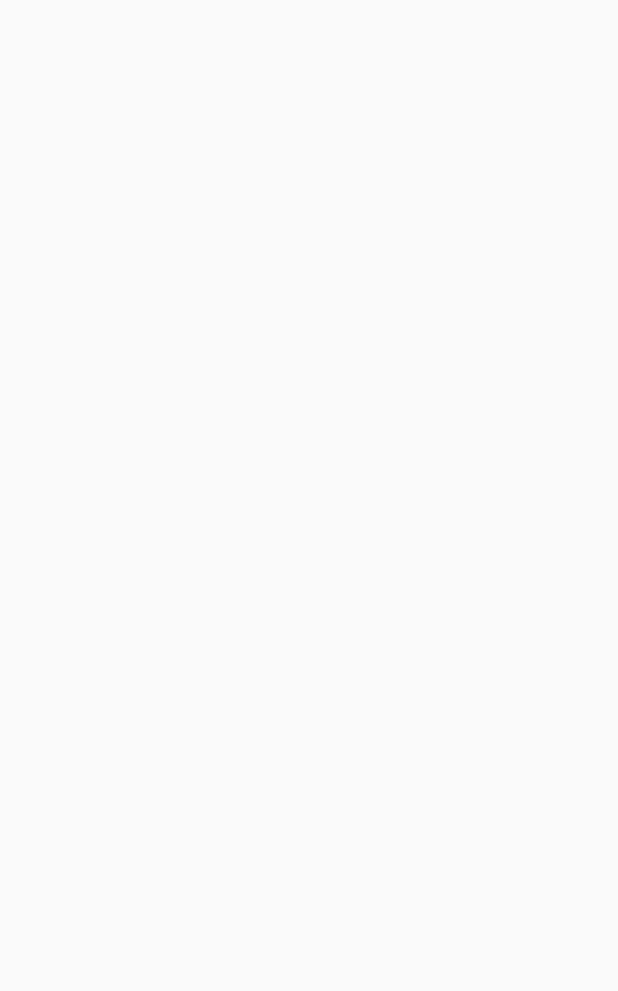
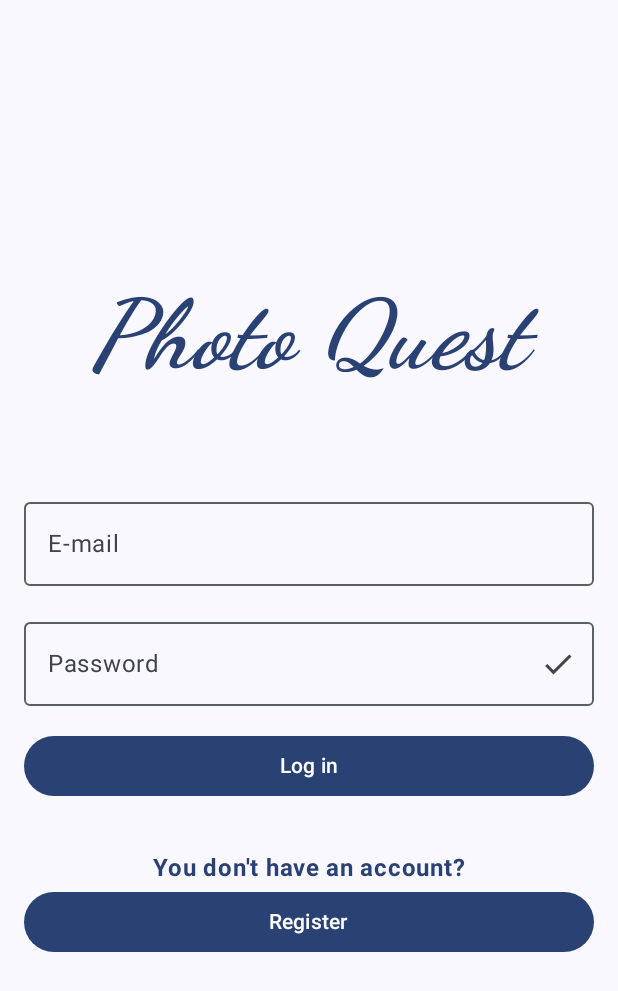
Before and after one commit to Mihajlo-Milanovic/PhotoQuest, an Android app built with Jetpack Compose: the screen it shows after launch (MainActivity), on a phone screen of 412 x 824 dp. Before the commit the part shown is empty. Shown: the top 991 px of the screen. Run offline under Robolectric (Android 15) with nearby library versions, the phone set to English and light mode, and no system bars.

Commit message:
Dodate data klase User i Picture, zapocet LogInScreen

```diff
--- a/app/build.gradle.kts
+++ b/app/build.gradle.kts
@@ -61,11 +61,15 @@ dependencies {
     implementation(libs.androidx.ui.tooling.preview)
     implementation(libs.androidx.material3)
     implementation(libs.firebase.auth)
+    implementation(libs.firebase.firestore)
+
     testImplementation(libs.junit)
+
     androidTestImplementation(libs.androidx.junit)
     androidTestImplementation(libs.androidx.espresso.core)
     androidTestImplementation(platform(libs.androidx.compose.bom))
     androidTestImplementation(libs.androidx.ui.test.junit4)
+
     debugImplementation(libs.androidx.ui.tooling)
     debugImplementation(libs.androidx.ui.test.manifest)
 }
--- a/app/src/main/java/com/example/photoquest/MainActivity.kt
+++ b/app/src/main/java/com/example/photoquest/MainActivity.kt
@@ -1,35 +1,38 @@
 package com.example.photoquest
 
+import android.content.Context
 import android.os.Bundle
+import android.widget.Toast
 import androidx.activity.ComponentActivity
 import androidx.activity.compose.setContent
 import androidx.activity.enableEdgeToEdge
-import androidx.compose.foundation.layout.fillMaxSize
-import androidx.compose.foundation.layout.padding
-import androidx.compose.material3.Button
-import androidx.compose.material3.Scaffold
-import androidx.compose.material3.Text
 import androidx.compose.runtime.Composable
-import androidx.compose.ui.Modifier
+import androidx.compose.ui.res.stringResource
 import androidx.compose.ui.tooling.preview.Preview
+import com.example.photoquest.ui.screens.logIn.LogInScreen
+import com.example.photoquest.ui.screens.logIn.LoginScreenPreview
 import com.example.photoquest.ui.theme.PhotoQuestTheme
 
-class MainActivity : ComponentActivity() {
+class MainActivity() : ComponentActivity() {
+
     override fun onCreate(savedInstanceState: Bundle?) {
         super.onCreate(savedInstanceState)
         enableEdgeToEdge()
+
         setContent {
             PhotoQuestTheme {
-
+                LogInScreen()
             }
         }
     }
 }
 
-@Preview(showBackground = true)
+
+
+@Preview(showBackground = true, showSystemUi = true)
 @Composable
 fun GreetingPreview() {
     PhotoQuestTheme {
-
+        LogInScreen()
     }
 }
--- /dev/null
+++ b/app/src/main/java/com/example/photoquest/ui/screens/logIn/LogInScreen.kt
@@ -0,0 +1,154 @@
+package com.example.photoquest.ui.screens.logIn
+
+import androidx.compose.foundation.layout.Arrangement
+import androidx.compose.foundation.layout.Spacer
+import androidx.compose.foundation.layout.fillMaxSize
+import androidx.compose.foundation.layout.fillMaxWidth
+import androidx.compose.foundation.layout.height
+import androidx.compose.foundation.layout.padding
+import androidx.compose.foundation.lazy.LazyColumn
+import androidx.compose.material.icons.Icons
+import androidx.compose.material.icons.filled.Check
+import androidx.compose.material.icons.filled.Warning
+import androidx.compose.material3.Button
+import androidx.compose.material3.Icon
+import androidx.compose.material3.IconButton
+import androidx.compose.material3.MaterialTheme
+import androidx.compose.material3.OutlinedTextField
+import androidx.compose.material3.Surface
+import androidx.compose.material3.Text
+import androidx.compose.runtime.Composable
+import androidx.compose.ui.Alignment
+import androidx.compose.ui.Modifier
+import androidx.compose.ui.platform.LocalContext
+import androidx.compose.ui.res.stringResource
+import androidx.compose.ui.text.font.FontFamily
+import androidx.compose.ui.text.font.FontStyle
+import androidx.compose.ui.text.font.FontWeight
+import androidx.compose.ui.text.input.PasswordVisualTransformation
+import androidx.compose.ui.text.input.VisualTransformation
+import androidx.compose.ui.tooling.preview.Preview
+import androidx.compose.ui.unit.dp
+import androidx.compose.ui.unit.sp
+import com.example.photoquest.R
+import com.example.photoquest.ui.theme.PhotoQuestTheme
+
+@Composable
+fun LogInScreen(
+    vm:LogInScreenViewModel = LogInScreenViewModel.getInstance()
+) {
+
+    val context = LocalContext.current
+    Surface {
+
+
+        LazyColumn(
+            modifier = Modifier
+                .fillMaxSize()
+                .padding(16.dp),
+            horizontalAlignment = Alignment.CenterHorizontally,
+            verticalArrangement = Arrangement.Center
+        ) {
+
+            item{
+                Text(
+                    text = stringResource(id = R.string.photoQuest),
+                    fontSize = 64.sp,
+                    fontWeight = FontWeight.SemiBold,
+                    fontStyle = FontStyle.Italic,
+                    fontFamily = FontFamily.Cursive,
+                    color = MaterialTheme.colorScheme.primary
+                )
+
+                Spacer(modifier = Modifier.height(64.dp))
+            }
+            /*
+            item {
+                Text(
+                    text = stringResource(id = R.string.logIn),
+                    fontSize = 32.sp,
+                    fontWeight = FontWeight.Bold,
+                    color = MaterialTheme.colorScheme.primary
+                )
+                Spacer(modifier = Modifier.height(32.dp))
+            }
+            */
+            item {
+
+                OutlinedTextField(
+                    value = vm.email.value,
+                    onValueChange = {
+                        vm.onEmailChange(it)
+                    },
+                    label = { Text(stringResource(id = R.string.email)) },
+                    modifier = Modifier.fillMaxWidth()
+                )
+
+                Spacer(modifier = Modifier.height(16.dp))
+            }
+
+
+            item {
+
+                OutlinedTextField(
+                    value = vm.password.value,
+                    onValueChange = { vm.onPasswordChange(it) },
+                    label = { Text(stringResource(id = R.string.password)) },
+                    visualTransformation = if (vm.showPassword.value)
+                        VisualTransformation.None
+                    else
+                        PasswordVisualTransformation(),
+                    trailingIcon = {
+                        val image = if (vm.showPassword.value)
+                            Icons.Default.Warning
+                        else
+                            Icons.Default.Check
+                        IconButton(onClick = { vm.onShowPasswordClick() }) {
+                            Icon(imageVector = image, contentDescription = null)
+                        }
+                    },
+                    modifier = Modifier.fillMaxWidth()
+                )
+
+                Spacer(modifier = Modifier.height(16.dp))
+            }
+
+
+            item {
+
+                Button(
+                    onClick = { vm.onLoginClick(context = context) },
+                    modifier = Modifier.fillMaxWidth()
+                ) {
+                    Text(text = stringResource(id = R.string.logIn))
+                }
+                Spacer(modifier = Modifier.height(32.dp))
+            }
+
+            item {
+                Text(
+                    text = stringResource(id = R.string.dontHaveAcc),
+                    //fontSize = 32.sp,
+                    fontWeight = FontWeight.Bold,
+                    color = MaterialTheme.colorScheme.primary,
+                    modifier = Modifier,
+
+                )
+                Button(
+                    onClick = { vm.onGoToSignInScreen(context = context) },
+                    modifier = Modifier.fillMaxWidth()
+                ) {
+                    Text(text = stringResource(id = R.string.register))
+                }
+            }
+        }
+    }
+}
+
+@Preview(showBackground = false)
+@Composable
+fun LoginScreenPreview() {
+    PhotoQuestTheme {
+        LogInScreen()
+    }
+}
--- /dev/null
+++ b/app/src/main/java/com/example/photoquest/ui/screens/logIn/LogInScreenViewModel.kt
@@ -0,0 +1,58 @@
+package com.example.photoquest.ui.screens.logIn
+
+import android.content.Context
+import androidx.compose.runtime.mutableStateOf
+import androidx.lifecycle.ViewModel
+
+
+class LogInScreenViewModel private constructor():ViewModel(){
+
+    var email = mutableStateOf("")
+        private set
+
+    var password = mutableStateOf("")
+        private set
+
+    var showPassword = mutableStateOf(false)
+        private set
+
+    companion object{
+
+        private var INSTANCE:LogInScreenViewModel? = null
+
+        fun getInstance(): LogInScreenViewModel{
+
+            return INSTANCE ?: synchronized(this) {
+
+                       INSTANCE = LogInScreenViewModel()
+                        INSTANCE!!
+                    }
+
+        }
+    }
+
+    fun onEmailChange(newEmail: String) {
+        email.value = newEmail
+    }
+
+    fun onPasswordChange(newPassword: String) {
+        password.value = newPassword
+    }
+
+    fun onShowPasswordClick(){
+        showPassword.value = !showPassword.value
+    }
+
+    fun onLoginClick(context: Context) {
+
+//        AuthenticationServices.getInstance().logIn(email = email.value,
+//                                                    password = password.value
+//                                                    )
+    }
+
+    fun onGoToSignInScreen(context: Context) {
+
+    }
+
+
+}
--- a/app/src/main/java/com/example/photoquest/ui/theme/Theme.kt
+++ b/app/src/main/java/com/example/photoquest/ui/theme/Theme.kt
@@ -9,6 +9,7 @@ import androidx.compose.material3.dynamicDarkColorScheme
 import androidx.compose.material3.dynamicLightColorScheme
 import androidx.compose.material3.lightColorScheme
 import androidx.compose.runtime.Composable
+import androidx.compose.ui.graphics.Color
 import androidx.compose.ui.platform.LocalContext
 
 private val DarkColorScheme = darkColorScheme(
@@ -20,17 +21,8 @@ private val DarkColorScheme = darkColorScheme(
 private val LightColorScheme = lightColorScheme(
     primary = Purple40,
     secondary = PurpleGrey40,
-    tertiary = Pink40
+    tertiary = Pink40,
 
-    /* Other default colors to override
-    background = Color(0xFFFFFBFE),
-    surface = Color(0xFFFFFBFE),
-    onPrimary = Color.White,
-    onSecondary = Color.White,
-    onTertiary = Color.White,
-    onBackground = Color(0xFF1C1B1F),
-    onSurface = Color(0xFF1C1B1F),
-    */
 )
 
 @Composable
--- /dev/null
+++ b/app/src/main/res/drawable/baseline_remove_red_eye_24.xml
@@ -0,0 +1,5 @@
+<vector xmlns:android="http://schemas.android.com/apk/res/android" android:height="24dp" android:tint="#000000" android:viewportHeight="24" android:viewportWidth="24" android:width="24dp">
+
+    <path android:fillColor="@android:color/white" android:pathData="M12,4.5C7,4.5 2.73,7.61 1,12c1.73,4.39 6,7.5 11,7.5s9.27,-3.11 11,-7.5c-1.73,-4.39 -6,-7.5 -11,-7.5zM12,17c-2.76,0 -5,-2.24 -5,-5s2.24,-5 5,-5 5,2.24 5,5 -2.24,5 -5,5zM12,9c-1.66,0 -3,1.34 -3,3s1.34,3 3,3 3,-1.34 3,-3 -1.34,-3 -3,-3z"/>
+
+</vector>
--- a/app/src/main/res/values/strings.xml
+++ b/app/src/main/res/values/strings.xml
@@ -1,3 +1,12 @@
 <resources>
     <string name="app_name">PhotoQuest</string>
+    <string name="logIn">Log in</string>
+    <string name="email">E-mail</string>
+    <string name="password">Password</string>
+    <string name="fillAllFields">Please fill out all fields</string>
+    <string name="loggedInSuccessfully">Logged in successfully</string>
+    <string name="mustBeAtLeast8">Password must be at least 8 characters long</string>
+    <string name="photoQuest">Photo Quest</string>
+    <string name="dontHaveAcc">You don\'t have an account?</string>
+    <string name="register">Register</string>
 </resources>
--- a/gradle/libs.versions.toml
+++ b/gradle/libs.versions.toml
@@ -10,6 +10,7 @@ activityCompose = "1.9.0"
 composeBom = "2023.08.00"
 googleGmsGoogleServices = "4.4.1"
 firebaseAuth = "23.0.0"
+firebaseFirestore = "25.0.0"
 
 [libraries]
 androidx-core-ktx = { group = "androidx.core", name = "core-ktx", version.ref = "coreKtx" }
@@ -27,6 +28,7 @@ androidx-ui-test-manifest = { group = "androidx.compose.ui", name = "ui-test-man
 androidx-ui-test-junit4 = { group = "androidx.compose.ui", name = "ui-test-junit4" }
 androidx-material3 = { group = "androidx.compose.material3", name = "material3" }
 firebase-auth = { group = "com.google.firebase", name = "firebase-auth", version.ref = "firebaseAuth" }
+firebase-firestore = { group = "com.google.firebase", name = "firebase-firestore", version.ref = "firebaseFirestore" }
 
 [plugins]
 android-application = { id = "com.android.application", version.ref = "agp" }
```
Also changed, not shown: app/src/main/java/com/example/photoquest/models/data/Picture.kt (added, +12 -0 lines), app/src/main/java/com/example/photoquest/models/data/User.kt (added, +11 -0 lines), app/src/main/java/com/example/photoquest/services/AuthenticationService.kt (added, +54 -0 lines), app/src/main/java/com/example/photoquest/services/AuthenticationServices.kt (deleted, +0 -9 lines), app/src/main/java/com/example/photoquest/services/Toaster.kt (added, +26 -0 lines), app/src/main/java/com/example/photoquest/ui/theme/Color.kt (line endings or trailing spaces).
